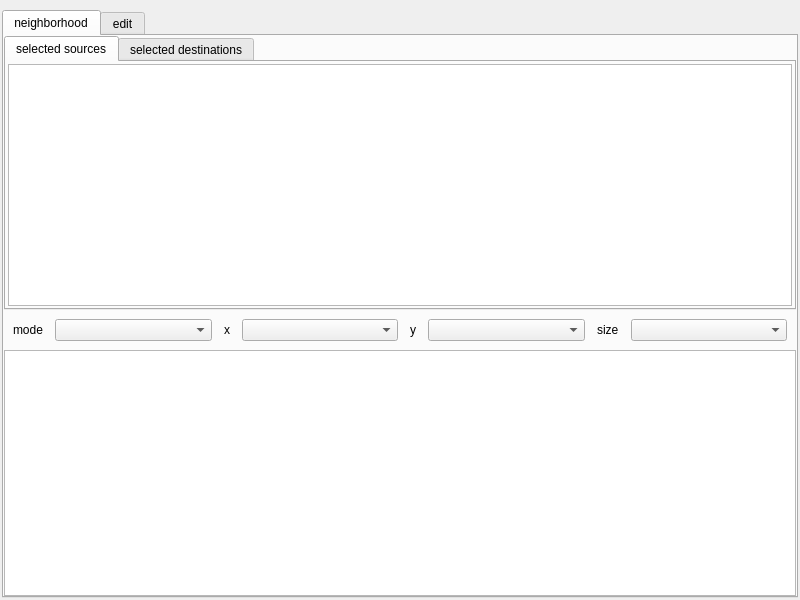
This is gui/form.ui in vijayrudraraju/qtmapper as Qt 5 draws it before an edit. The edited form follows.
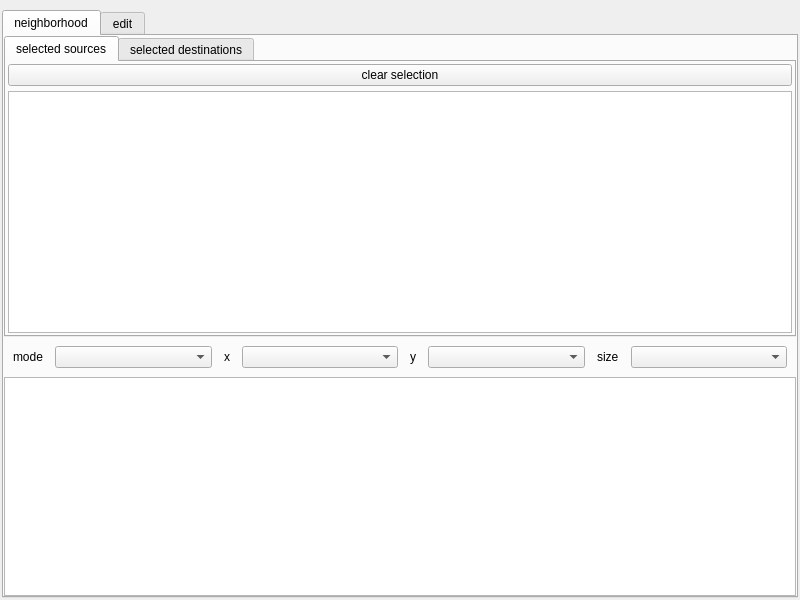
This is the edited form. Custom widgets are drawn as their Qt base class.

Commit message: added clear selection buttons and fixed a signal mapping bug

```diff
--- a/gui/form.ui
+++ b/gui/form.ui
@@ -66,13 +66,23 @@
           <attribute name="title">
            <string>selected sources</string>
           </attribute>
-          <layout class="QHBoxLayout" name="horizontalLayout">
+          <layout class="QVBoxLayout" name="verticalLayout_4">
            <property name="spacing">
-            <number>0</number>
+            <number>5</number>
            </property>
            <property name="margin">
             <number>2</number>
            </property>
+           <item>
+            <widget class="QPushButton" name="clear_sources_button">
+             <property name="enabled">
+              <bool>true</bool>
+             </property>
+             <property name="text">
+              <string>clear selection</string>
+             </property>
+            </widget>
+           </item>
            <item>
             <widget class="QTableView" name="source_list">
              <property name="alternatingRowColors">
@@ -92,13 +102,20 @@
           <attribute name="title">
            <string>selected destinations</string>
           </attribute>
-          <layout class="QHBoxLayout" name="horizontalLayout_2">
+          <layout class="QVBoxLayout" name="verticalLayout_5">
            <property name="spacing">
-            <number>0</number>
+            <number>5</number>
            </property>
            <property name="margin">
             <number>2</number>
            </property>
+           <item>
+            <widget class="QPushButton" name="clear_dests_button">
+             <property name="text">
+              <string>clear selection</string>
+             </property>
+            </widget>
+           </item>
            <item>
             <widget class="QTableView" name="destination_list">
              <property name="minimumSize">
```
The commit also changes 3 other files.
